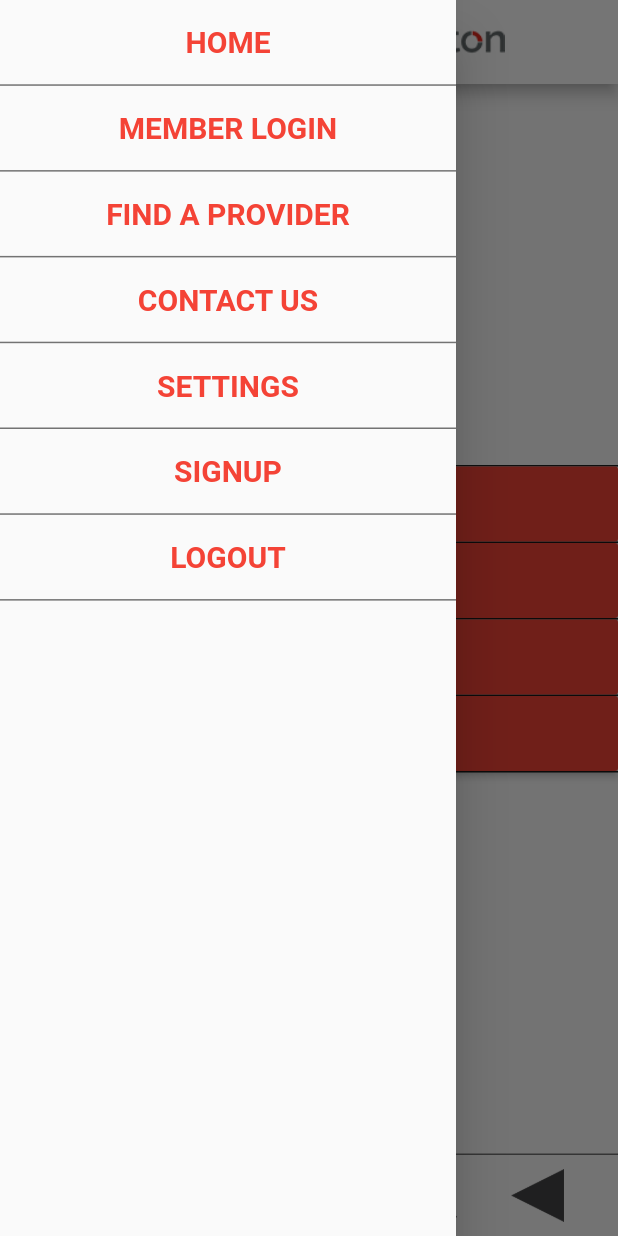
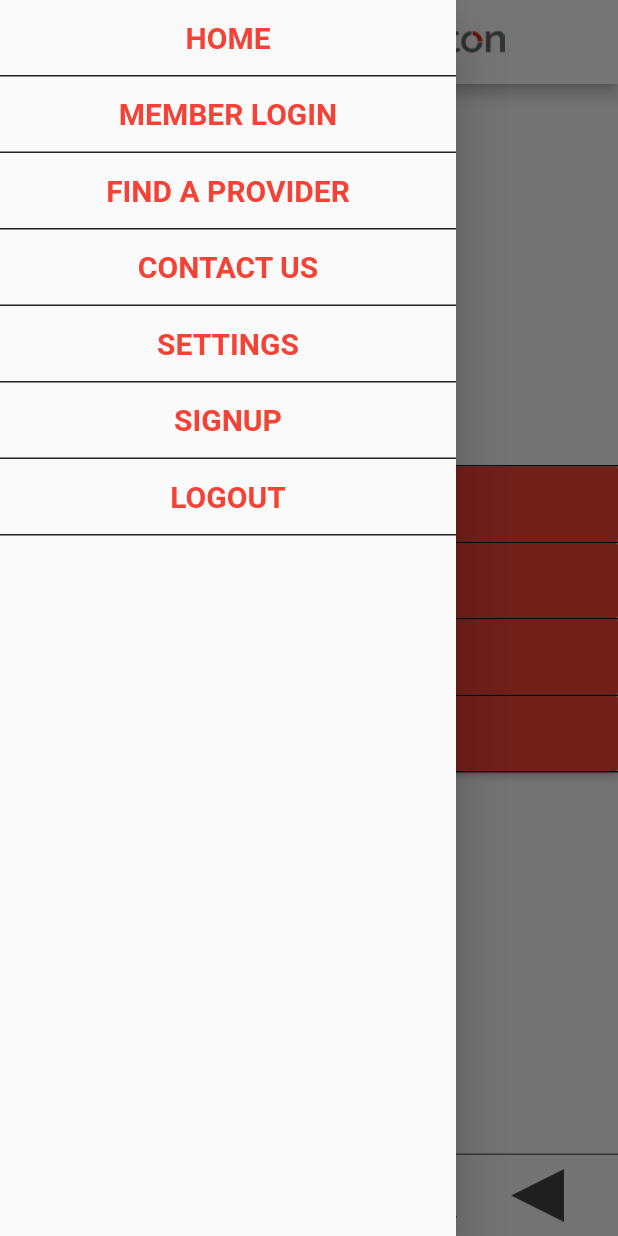
Before and after one commit to kaushikparmar/GetWellHealth, a Flutter app: the screen it shows after launch, with the side drawer open, on a phone screen of 412 x 824 dp. Run offline on Flutter 3.47's test engine with Material 2 defaults, Android fonts, the phone set to English and light mode, and no system bars.

Commit message:
Changed Navigation Drawer Items to buttons

```diff
--- a/lib/main.dart
+++ b/lib/main.dart
@@ -138,132 +138,97 @@ class _MyHomePageState extends State<MyHomePage> {
     return new Drawer(
         child: new ListView(
           children: <Widget>[
-          new ListTileTheme(
-              selectedColor: Colors.red,
+          new Container(
+            child: new MaterialButton(
+              minWidth: double.maxFinite,
+              height: 50.0,
+              child: new Text('HOME', style: new TextStyle(color: Colors.red, fontSize: 20.0, fontWeight: FontWeight.bold)),
               textColor: Colors.white,
-              child: new Container(
-                child: new ListTile(
-                    title: new Text('HOME',
-                        textAlign: TextAlign.center,
-                        style: new TextStyle(
-                            color: Colors.red,
-                            fontSize: 20.0,
-                            fontStyle: FontStyle.normal,
-                            fontWeight: FontWeight.bold)),
-                    contentPadding: EdgeInsets.all(0.10)),
+              onPressed: () {}
+            ),
             decoration: const BoxDecoration(
                   border: const Border(
                       bottom: const BorderSide(
-                            width: 1.0, color: Colors.black54))),
-              )),
-          new ListTileTheme(
-              selectedColor: Colors.red,
+                          width: 1.0, color: Colors.black87))),
+          ),
+          new Container(
+            child: new MaterialButton(
+              minWidth: double.maxFinite,
+              height: 50.0,
+              child: new Text('MEMBER LOGIN', style: new TextStyle(color: Colors.red, fontSize: 20.0, fontWeight: FontWeight.bold)),
               textColor: Colors.white,
-              child: new Container(
-                child: new ListTile(
-                    title: new Text('MEMBER LOGIN',
-                        textAlign: TextAlign.center,
-                        style: new TextStyle(
-                            color: Colors.red,
-                            fontSize: 20.0,
-                            fontStyle: FontStyle.normal,
-                            fontWeight: FontWeight.bold)),
-                    contentPadding: EdgeInsets.all(0.10)),
+              onPressed: () {}
+            ),
             decoration: const BoxDecoration(
                   border: const Border(
                       bottom: const BorderSide(
-                            width: 1.0, color: Colors.black54))),
-              )),
-          new ListTileTheme(
-              selectedColor: Colors.red,
+                          width: 1.0, color: Colors.black87))),
+          ),
+          new Container(
+            child: new MaterialButton(
+              minWidth: double.maxFinite,
+              height: 50.0,
+              child: new Text('FIND A PROVIDER', style: new TextStyle(color: Colors.red, fontSize: 20.0, fontWeight: FontWeight.bold)),
               textColor: Colors.white,
-              child: new Container(
-                child: new ListTile(
-                    title: new Text('FIND A PROVIDER',
-                        textAlign: TextAlign.center,
-                        style: new TextStyle(
-                            color: Colors.red,
-                            fontSize: 20.0,
-                            fontStyle: FontStyle.normal,
-                            fontWeight: FontWeight.bold)),
-                    contentPadding: EdgeInsets.all(0.10)),
+              onPressed: () {}
+            ),
             decoration: const BoxDecoration(
                   border: const Border(
                       bottom: const BorderSide(
-                            width: 1.0, color: Colors.black54))),
-              )),
-          new ListTileTheme(
-              selectedColor: Colors.red,
+                          width: 1.0, color: Colors.black87))),
+          ),
+          new Container(
+            child: new MaterialButton(
+              minWidth: double.maxFinite,
+              height: 50.0,
+              child: new Text('CONTACT US', style: new TextStyle(color: Colors.red, fontSize: 20.0, fontWeight: FontWeight.bold)),
               textColor: Colors.white,
-              child: new Container(
-                child: new ListTile(
-                    title: new Text('CONTACT US',
-                        textAlign: TextAlign.center,
-                        style: new TextStyle(
-                            color: Colors.red,
-                            fontSize: 20.0,
-                            fontStyle: FontStyle.normal,
-                            fontWeight: FontWeight.bold)),
-                    contentPadding: EdgeInsets.all(0.10)),
+              onPressed: () {}
+            ),
             decoration: const BoxDecoration(
                   border: const Border(
                       bottom: const BorderSide(
-                            width: 1.0, color: Colors.black54))),
-              )),
-          new ListTileTheme(
-              selectedColor: Colors.red,
+                          width: 1.0, color: Colors.black87))),
+          ),
+          new Container(
+            child: new MaterialButton(
+              minWidth: double.maxFinite,
+              height: 50.0,
+              child: new Text('SETTINGS', style: new TextStyle(color: Colors.red, fontSize: 20.0, fontWeight: FontWeight.bold)),
               textColor: Colors.white,
-              child: new Container(
-                child: new ListTile(
-                    title: new Text('SETTINGS',
-                        textAlign: TextAlign.center,
-                        style: new TextStyle(
-                            color: Colors.red,
-                            fontSize: 20.0,
-                            fontStyle: FontStyle.normal,
-                            fontWeight: FontWeight.bold)),
-                    contentPadding: EdgeInsets.all(0.10)),
+              onPressed: () {}
+            ),
             decoration: const BoxDecoration(
                   border: const Border(
                       bottom: const BorderSide(
-                            width: 1.0, color: Colors.black54))),
-              )),
-          new ListTileTheme(
-              selectedColor: Colors.red,
+                          width: 1.0, color: Colors.black87))),
+          ),
+          new Container(
+            child: new MaterialButton(
+              minWidth: double.maxFinite,
+              height: 50.0,
+              child: new Text('SIGNUP', style: new TextStyle(color: Colors.red, fontSize: 20.0, fontWeight: FontWeight.bold)),
               textColor: Colors.white,
-              child: new Container(
-                child: new ListTile(
-                    title: new Text('SIGNUP',
-                        textAlign: TextAlign.center,
-                        style: new TextStyle(
-                            color: Colors.red,
-                            fontSize: 20.0,
-                            fontStyle: FontStyle.normal,
-                            fontWeight: FontWeight.bold)),
-                    contentPadding: EdgeInsets.all(0.10)),
+              onPressed: () {}
+            ),
             decoration: const BoxDecoration(
                   border: const Border(
                       bottom: const BorderSide(
-                            width: 1.0, color: Colors.black54))),
-              )),
-          new ListTileTheme(
-              selectedColor: Colors.red,
+                          width: 1.0, color: Colors.black87))),
+          ),
+          new Container(
+            child: new MaterialButton(
+              minWidth: double.maxFinite,
+              height: 50.0,
+              child: new Text('LOGOUT', style: new TextStyle(color: Colors.red, fontSize: 20.0, fontWeight: FontWeight.bold)),
               textColor: Colors.white,
-              child: new Container(
-                child: new ListTile(
-                    title: new Text('LOGOUT',
-                        textAlign: TextAlign.center,
-                        style: new TextStyle(
-                            color: Colors.red,
-                            fontSize: 20.0,
-                            fontStyle: FontStyle.normal,
-                            fontWeight: FontWeight.bold)),
-                    contentPadding: EdgeInsets.all(0.10)),
+              onPressed: () {}
+            ),
             decoration: const BoxDecoration(
                   border: const Border(
                       bottom: const BorderSide(
-                            width: 1.0, color: Colors.black54))),
-              ))
+                          width: 1.0, color: Colors.black87))),
+          )
         ],
       ));
   }
```
Also changed, not shown: 1 other file. Lines whose indentation alone changed are shown as unchanged.
